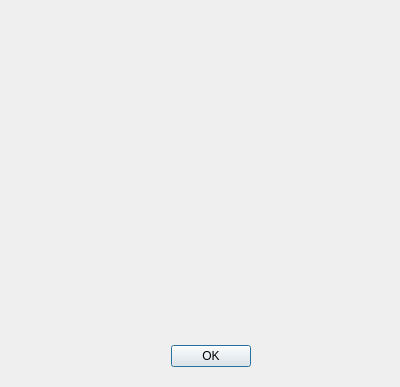
Above: about.ui from sdutz/LazyTabs before the change. Below: the same form after it.
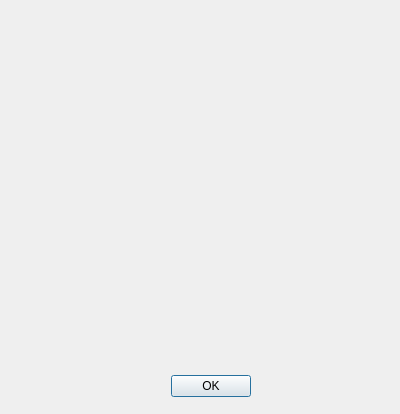
That is the form after the change.

Commit message: Added missing shortcut

```diff
--- a/about.ui
+++ b/about.ui
@@ -7,7 +7,7 @@
     <x>0</x>
     <y>0</y>
     <width>400</width>
-    <height>387</height>
+    <height>414</height>
    </rect>
   </property>
   <property name="windowTitle">
@@ -17,7 +17,7 @@
    <property name="geometry">
     <rect>
      <x>170</x>
-     <y>340</y>
+     <y>370</y>
      <width>81</width>
      <height>32</height>
     </rect>
```
The commit also changes 1 other file.
